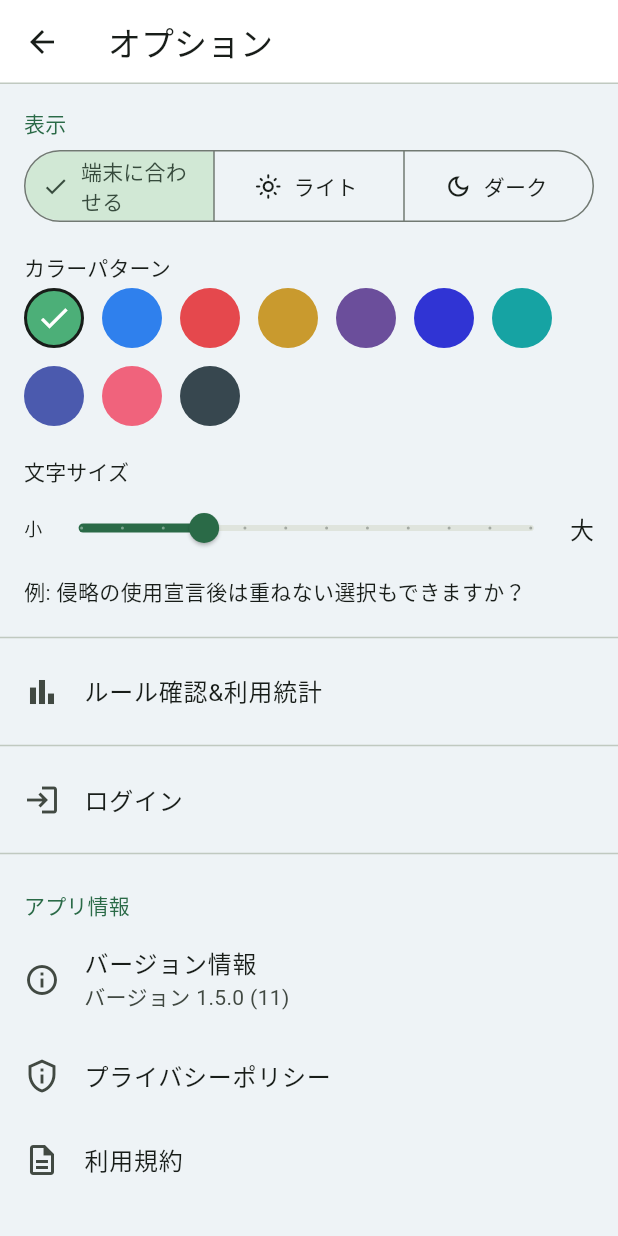
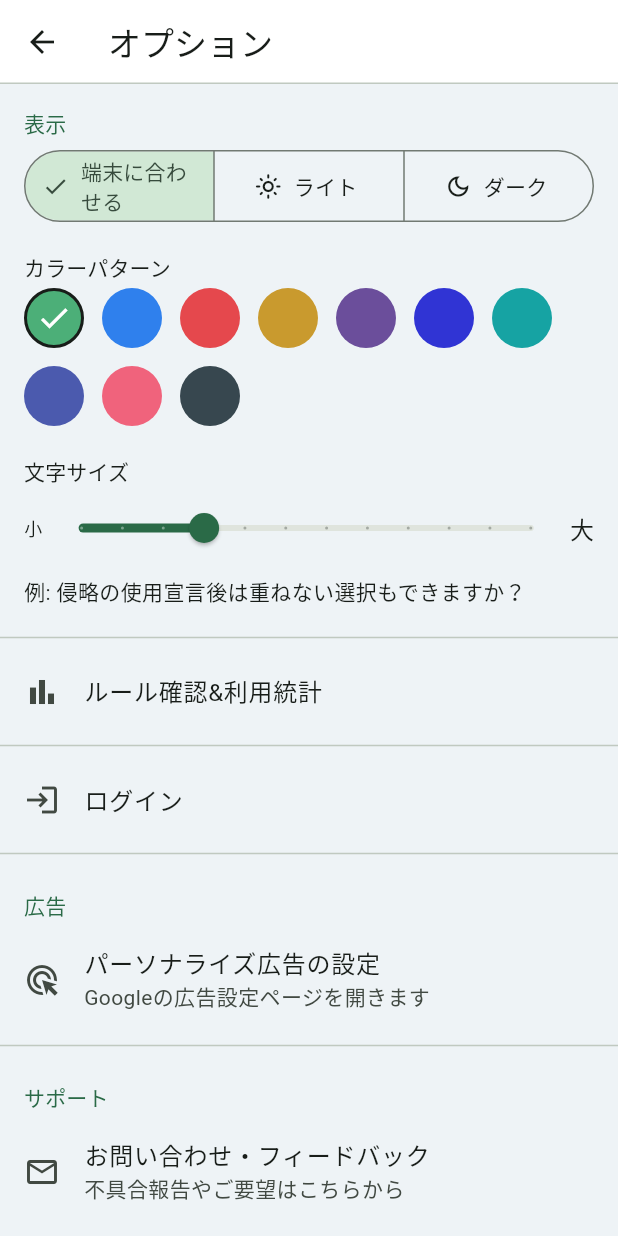
Before and after one commit to redcola1030503-svg/dm-ruling-bot, a Flutter app: the screen it shows after launch, after a tap on the "settings" icon, on a phone screen of 412 x 824 dp. Run offline on Flutter 3.47's test engine with Material 3 defaults, Android fonts, the phone set to English and light mode, and no system bars; our stand-ins replace firebase_core, firebase_messaging, flutter_secure_storage, google_mobile_ads, package_info_plus; missing offline and left inert: extended_text_field; accounts and stored records are empty; network calls fail; Roboto replaces fonts that are missing (MPLUS1p).

Commit message:
オプション画面に広告設定・お問い合わせ導線を追加(項目5〜6)
パーソナライズ広告のオプトアウト用にGoogle広告設定ページへの
リンクと、お問い合わせ/フィードバック用のmailtoリンクを追加。

Co-Authored-By: Claude Sonnet 5 <noreply@anthropic.com>
Claude-Session: https://claude.ai/code/session_01MRmdeRvPPyGJgLRptbZjkQ

```diff
--- a/mobile_app/lib/screens/settings_screen.dart
+++ b/mobile_app/lib/screens/settings_screen.dart
@@ -17,6 +17,8 @@ const _privacyPolicyUrl =
     'https://redcola1030503-svg.github.io/dm-ruling-bot/mobile-app-privacy-policy.html';
 const _termsOfServiceUrl =
     'https://redcola1030503-svg.github.io/dm-ruling-bot/mobile-app-terms-of-service.html';
+const _adsSettingsUrl = 'https://adssettings.google.com/authenticated?hl=ja';
+const _feedbackEmail = 'red.cola1030503@gmail.com';
 
 class SettingsScreen extends StatefulWidget {
   final ApiClient apiClient;
@@ -186,6 +188,29 @@ class _SettingsScreenState extends State<SettingsScreen> {
             ),
           ],
           const Divider(),
+          const _SectionHeader('広告'),
+          ListTile(
+            leading: const Icon(Icons.ads_click_outlined),
+            title: const Text('パーソナライズ広告の設定'),
+            subtitle: const Text('Googleの広告設定ページを開きます'),
+            onTap: () => openExternalUri(context, Uri.parse(_adsSettingsUrl)),
+          ),
+          const Divider(),
+          const _SectionHeader('サポート'),
+          ListTile(
+            leading: const Icon(Icons.mail_outline),
+            title: const Text('お問い合わせ・フィードバック'),
+            subtitle: const Text('不具合報告やご要望はこちらから'),
+            onTap: () => openExternalUri(
+              context,
+              Uri(
+                scheme: 'mailto',
+                path: _feedbackEmail,
+                query: 'subject=${Uri.encodeComponent('デュエマ裁定確認アプリ お問い合わせ')}',
+              ),
+            ),
+          ),
+          const Divider(),
           const _SectionHeader('アプリ情報'),
           FutureBuilder<PackageInfo>(
             future: _packageInfo,
```
